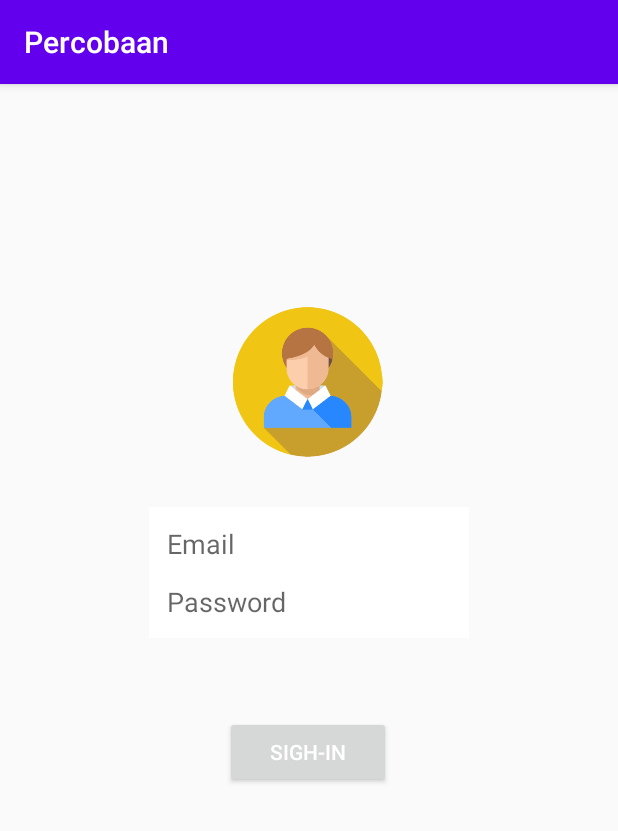
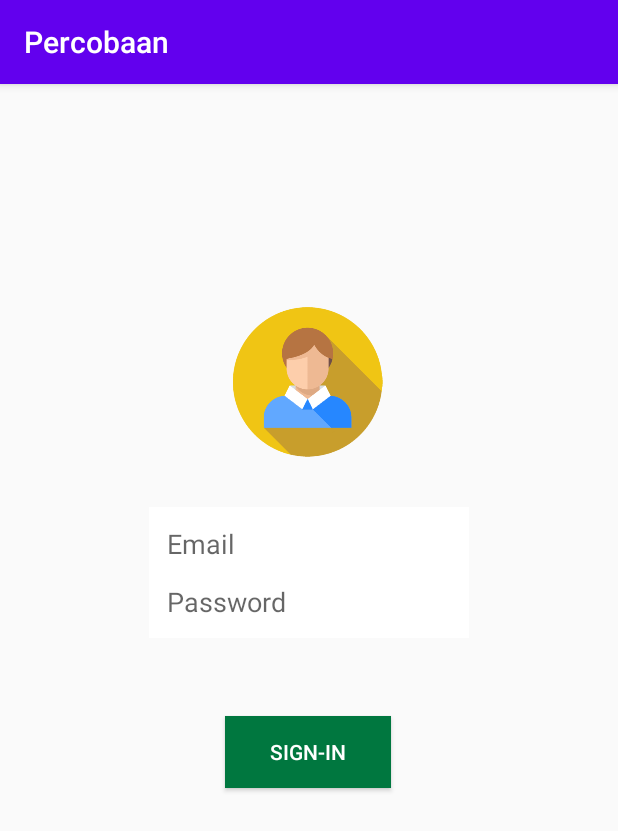
Before and after one commit to FatkhiAlauddin/Layout, an Android app: the screen it shows after launch (MainActivity), on a phone screen of 412 x 824 dp. Shown: the top 831 px of the screen. Run offline under Robolectric (Android 15) with nearby library versions, the phone set to English and light mode, and no system bars.

Commit message:
Activity Intent dan parameter

```diff
--- a/app/src/main/AndroidManifest.xml
+++ b/app/src/main/AndroidManifest.xml
@@ -9,6 +9,9 @@
         android:roundIcon="@mipmap/ic_launcher_round"
         android:supportsRtl="true"
         android:theme="@style/Theme.Percobaan">
+        <activity android:name=".MainActivityHasil"
+            android:parentActivityName=".MainActivity"
+            android:label="@string/label2"></activity>
         <activity android:name=".MainActivity">
             <intent-filter>
                 <action android:name="android.intent.action.MAIN" />
@@ -16,6 +19,7 @@
                 <category android:name="android.intent.category.LAUNCHER" />
             </intent-filter>
         </activity>
+
     </application>
 
 </manifest>
--- a/app/src/main/res/layout/activity_main.xml
+++ b/app/src/main/res/layout/activity_main.xml
@@ -22,7 +22,7 @@
 
 
     <EditText
-        android:id="@+id/editText"
+        android:id="@+id/edEmail"
         android:layout_width="wrap_content"
         android:layout_height="wrap_content"
         android:layout_marginLeft="16dp"
@@ -30,7 +30,6 @@
         android:background="#ffffff"
         android:ems="10"
         android:hint="@string/tEmail"
-        android:importantForAutofill="no"
         android:inputType="textPersonName"
         android:padding="12dp"
         app:layout_constraintBottom_toBottomOf="parent"
@@ -38,10 +37,11 @@
         app:layout_constraintLeft_toLeftOf="parent"
         app:layout_constraintRight_toRightOf="parent"
         app:layout_constraintTop_toTopOf="parent"
-        app:layout_constraintVertical_bias="0.392" />
+        app:layout_constraintVertical_bias="0.392"
+        android:importantForAutofill="no"/>
 
     <EditText
-        android:id="@+id/editText2"
+        android:id="@+id/edPassword"
         android:layout_width="wrap_content"
         android:layout_height="wrap_content"
         android:layout_marginLeft="16dp"
@@ -60,15 +60,15 @@
         android:importantForAutofill="no" />
 
     <Button
-        android:id="@+id/button1"
+        android:id="@+id/btSignIn"
         android:layout_width="wrap_content"
         android:layout_height="wrap_content"
         android:layout_marginLeft="16dp"
         android:layout_marginRight="16dp"
-        android:bacgkround="#00773F"
+        android:background="#00773F"
         android:paddingLeft="30dp"
         android:paddingRight="30dp"
-        android:text="@string/bSigin"
+        android:text="@string/bsignin"
         android:textColor="#ffffff"
         app:layout_constraintBottom_toBottomOf="parent"
         app:layout_constraintHorizontal_bias="0.498"
--- a/app/src/main/res/values/strings.xml
+++ b/app/src/main/res/values/strings.xml
@@ -1,6 +1,13 @@
 <resources>
     <string name="app_name">Percobaan</string>
+    <string name="var1">ini pesan</string>
+    <string name="bsignin">Sign-In</string>
+    <string name="tLogin">LOGIN</string>
+    <string name="tData">Data Anda</string>
     <string name="tEmail">Email</string>
     <string name="tPassword">Password</string>
-    <string name="bSigin">Sigh-In</string>
+    <string name="txEmail">Ini Hasil Email</string>
+    <string name="txPassword">Ini Hasil Password</string>
+    <string name="label2">Login Berhasil</string>
+
 </resources>
```
Also changed, not shown: app/src/main/java/com/example/percobaan/MainActivity.java (+88 -0 lines).
